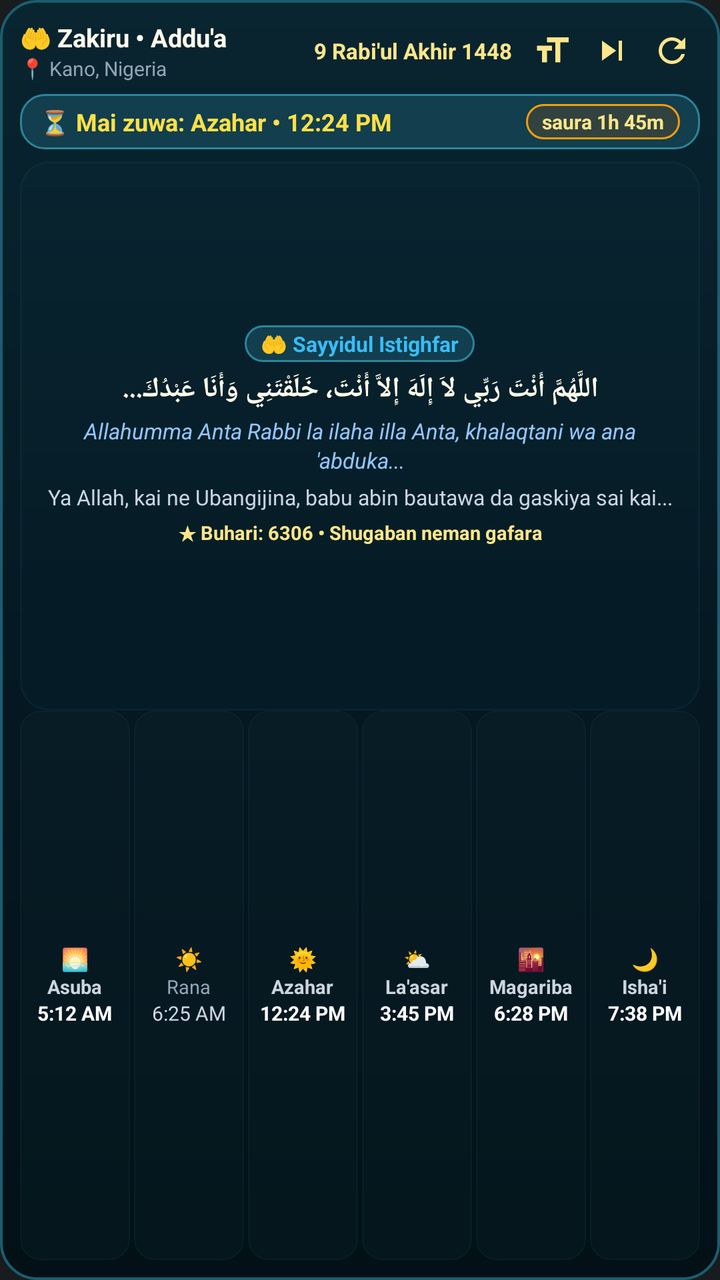
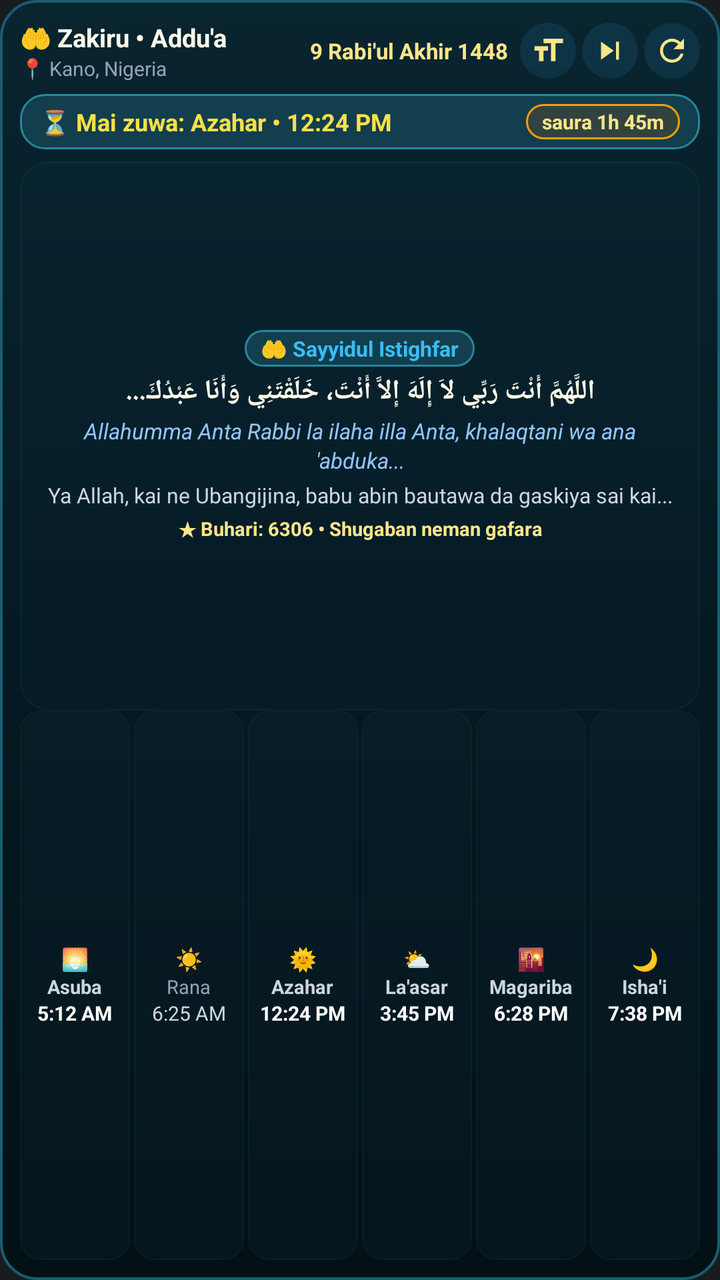

Screens rendered from an Android XML layout before and after an edit, with the pre-edit source and the edit as a unified diff.
<!-- AndroidManifest.xml: application theme Theme.MyApplication -->
<!-- res/layout/widget_prayer_times.xml -->
<?xml version="1.0" encoding="utf-8"?>
<LinearLayout xmlns:android="http://schemas.android.com/apk/res/android"
    android:id="@+id/widget_root"
    android:layout_width="match_parent"
    android:layout_height="match_parent"
    android:background="@drawable/bg_widget_prayer"
    android:orientation="vertical"
    android:padding="10dp">

    
    <LinearLayout
        android:layout_width="match_parent"
        android:layout_height="wrap_content"
        android:gravity="center_vertical"
        android:orientation="horizontal"
        android:paddingBottom="6dp">

        <LinearLayout
            android:layout_width="0dp"
            android:layout_height="wrap_content"
            android:layout_weight="1"
            android:orientation="vertical">

            <TextView
                android:id="@+id/widget_app_title"
                android:layout_width="wrap_content"
                android:layout_height="wrap_content"
                android:ellipsize="end"
                android:maxLines="1"
                android:text="🤲 Zakiru • Addu'a"
                android:textColor="#FFFBEB"
                android:textSize="12.5sp"
                android:textStyle="bold" />

            <TextView
                android:id="@+id/widget_location_text"
                android:layout_width="wrap_content"
                android:layout_height="wrap_content"
                android:ellipsize="end"
                android:maxLines="1"
                android:text="📍 Kano, Nigeria"
                android:textColor="#94A3B8"
                android:textSize="10sp" />
        </LinearLayout>

        <TextView
            android:id="@+id/widget_hijri_date"
            android:layout_width="wrap_content"
            android:layout_height="wrap_content"
            android:layout_marginEnd="6dp"
            android:ellipsize="end"
            android:maxLines="1"
            android:text="9 Rabi'ul Akhir 1448"
            android:textColor="#FDE68A"
            android:textSize="11sp"
            android:textStyle="bold" />

        
        <ImageView
            android:id="@+id/widget_btn_font_size"
            android:layout_width="28dp"
            android:layout_height="28dp"
            android:layout_marginEnd="2dp"
            android:background="?android:attr/selectableItemBackgroundBorderless"
            android:contentDescription="Font Size"
            android:padding="4dp"
            android:src="@drawable/ic_widget_font_size" />

        
        <ImageView
            android:id="@+id/widget_btn_next"
            android:layout_width="28dp"
            android:layout_height="28dp"
            android:layout_marginEnd="2dp"
            android:background="?android:attr/selectableItemBackgroundBorderless"
            android:contentDescription="Next"
            android:padding="4dp"
            android:src="@drawable/ic_widget_next" />

        
        <ImageView
            android:id="@+id/widget_btn_refresh"
            android:layout_width="28dp"
            android:layout_height="28dp"
            android:background="?android:attr/selectableItemBackgroundBorderless"
            android:contentDescription="Refresh"
            android:padding="4dp"
            android:src="@drawable/ic_widget_refresh" />
    </LinearLayout>

    
    <LinearLayout
        android:id="@+id/widget_hero_card"
        android:layout_width="match_parent"
        android:layout_height="wrap_content"
        android:layout_marginBottom="6dp"
        android:background="@drawable/bg_widget_hero_badge"
        android:gravity="center_vertical"
        android:orientation="horizontal"
        android:paddingHorizontal="10dp"
        android:paddingVertical="5dp">

        <TextView
            android:id="@+id/widget_next_prayer_title"
            android:layout_width="0dp"
            android:layout_height="wrap_content"
            android:layout_weight="1"
            android:ellipsize="end"
            android:maxLines="1"
            android:text="⏳ Mai zuwa: Azahar • 12:24 PM"
            android:textColor="#FDE047"
            android:textSize="12sp"
            android:textStyle="bold" />

        <TextView
            android:id="@+id/widget_next_prayer_countdown"
            android:layout_width="wrap_content"
            android:layout_height="wrap_content"
            android:background="@drawable/bg_widget_countdown_pill"
            android:paddingHorizontal="8dp"
            android:paddingVertical="2dp"
            android:text="saura 1h 45m"
            android:textColor="#FDE68A"
            android:textSize="10sp"
            android:textStyle="bold" />
    </LinearLayout>

    
    <ScrollView
        android:id="@+id/widget_islamic_content_section"
        android:layout_width="match_parent"
        android:layout_height="0dp"
        android:layout_weight="1"
        android:background="@drawable/bg_widget_content_card"
        android:fillViewport="true"
        android:scrollbars="vertical">

        <LinearLayout
            android:layout_width="match_parent"
            android:layout_height="wrap_content"
            android:gravity="center"
            android:orientation="vertical"
            android:paddingHorizontal="10dp"
            android:paddingVertical="6dp">

            
            <TextView
                android:id="@+id/widget_content_title"
                android:layout_width="wrap_content"
                android:layout_height="wrap_content"
                android:layout_marginBottom="4dp"
                android:background="@drawable/bg_widget_hero_badge"
                android:ellipsize="end"
                android:maxLines="2"
                android:paddingHorizontal="8dp"
                android:paddingVertical="2dp"
                android:text="🤲 Sayyidul Istighfar"
                android:textColor="#38BDF8"
                android:textSize="10.5sp"
                android:textStyle="bold" />

            
            <TextView
                android:id="@+id/widget_content_arabic"
                android:layout_width="match_parent"
                android:layout_height="wrap_content"
                android:layout_marginBottom="4dp"
                android:gravity="center"
                android:lineSpacingExtra="3dp"
                android:text="اللَّهُمَّ أَنْتَ رَبِّي لاَ إِلَهَ إِلاَّ أَنْتَ، خَلَقْتَنِي وَأَنَا عَبْدُكَ..."
                android:textColor="#FFFBEB"
                android:textSize="14sp"
                android:textStyle="bold" />

            
            <TextView
                android:id="@+id/widget_content_transliteration"
                android:layout_width="match_parent"
                android:layout_height="wrap_content"
                android:layout_marginBottom="4dp"
                android:gravity="center"
                android:lineSpacingExtra="1.5dp"
                android:text="Allahumma Anta Rabbi la ilaha illa Anta, khalaqtani wa ana 'abduka..."
                android:textColor="#93C5FD"
                android:textSize="11sp"
                android:textStyle="italic" />

            
            <TextView
                android:id="@+id/widget_content_translation"
                android:layout_width="match_parent"
                android:layout_height="wrap_content"
                android:gravity="center"
                android:lineSpacingExtra="2dp"
                android:text="Ya Allah, kai ne Ubangijina, babu abin bautawa da gaskiya sai kai..."
                android:textColor="#CBD5E1"
                android:textSize="10.5sp" />

            
            <TextView
                android:id="@+id/widget_content_reference"
                android:layout_width="wrap_content"
                android:layout_height="wrap_content"
                android:layout_marginTop="4dp"
                android:gravity="center"
                android:text="★ Buhari: 6306 • Shugaban neman gafara"
                android:textColor="#FDE68A"
                android:textSize="9.5sp"
                android:textStyle="bold" />
        </LinearLayout>
    </ScrollView>

    
    <LinearLayout
        android:id="@+id/widget_prayers_row"
        android:layout_width="match_parent"
        android:layout_height="0dp"
        android:layout_weight="1"
        android:gravity="center_vertical"
        android:orientation="horizontal"
        android:weightSum="6">

        
        <LinearLayout
            android:id="@+id/widget_fajr_container"
            android:layout_width="0dp"
            android:layout_height="match_parent"
            android:layout_marginEnd="2dp"
            android:layout_weight="1"
            android:background="@drawable/bg_widget_prayer_item"
            android:gravity="center"
            android:orientation="vertical"
            android:padding="2dp">

            <TextView
                android:id="@+id/widget_fajr_icon"
                android:layout_width="wrap_content"
                android:layout_height="wrap_content"
                android:text="🌅"
                android:textSize="11sp" />

            <TextView
                android:id="@+id/widget_fajr_name"
                android:layout_width="wrap_content"
                android:layout_height="wrap_content"
                android:ellipsize="end"
                android:maxLines="1"
                android:text="Asuba"
                android:textColor="#CBD5E1"
                android:textSize="9.5sp"
                android:textStyle="bold" />

            <TextView
                android:id="@+id/widget_fajr_time"
                android:layout_width="wrap_content"
                android:layout_height="wrap_content"
                android:ellipsize="end"
                android:maxLines="1"
                android:text="5:12 AM"
                android:textColor="#FFFFFF"
                android:textSize="10sp"
                android:textStyle="bold" />
        </LinearLayout>

        
        <LinearLayout
            android:id="@+id/widget_sunrise_container"
            android:layout_width="0dp"
            android:layout_height="match_parent"
            android:layout_marginEnd="2dp"
            android:layout_weight="1"
            android:background="@drawable/bg_widget_prayer_item"
            android:gravity="center"
            android:orientation="vertical"
            android:padding="2dp">

            <TextView
                android:id="@+id/widget_sunrise_icon"
                android:layout_width="wrap_content"
                android:layout_height="wrap_content"
                android:text="☀️"
                android:textSize="11sp" />

            <TextView
                android:id="@+id/widget_sunrise_name"
                android:layout_width="wrap_content"
                android:layout_height="wrap_content"
                android:ellipsize="end"
                android:maxLines="1"
                android:text="Rana"
                android:textColor="#94A3B8"
                android:textSize="9.5sp" />

            <TextView
                android:id="@+id/widget_sunrise_time"
                android:layout_width="wrap_content"
                android:layout_height="wrap_content"
                android:ellipsize="end"
                android:maxLines="1"
                android:text="6:25 AM"
                android:textColor="#CBD5E1"
                android:textSize="10sp" />
        </LinearLayout>

        
        <LinearLayout
            android:id="@+id/widget_dhuhr_container"
            android:layout_width="0dp"
            android:layout_height="match_parent"
            android:layout_marginEnd="2dp"
            android:layout_weight="1"
            android:background="@drawable/bg_widget_prayer_item"
            android:gravity="center"
            android:orientation="vertical"
            android:padding="2dp">

            <TextView
                android:id="@+id/widget_dhuhr_icon"
                android:layout_width="wrap_content"
                android:layout_height="wrap_content"
                android:text="🌞"
                android:textSize="11sp" />

            <TextView
                android:id="@+id/widget_dhuhr_name"
                android:layout_width="wrap_content"
                android:layout_height="wrap_content"
                android:ellipsize="end"
                android:maxLines="1"
                android:text="Azahar"
                android:textColor="#CBD5E1"
                android:textSize="9.5sp"
                android:textStyle="bold" />

            <TextView
                android:id="@+id/widget_dhuhr_time"
                android:layout_width="wrap_content"
                android:layout_height="wrap_content"
                android:ellipsize="end"
                android:maxLines="1"
                android:text="12:24 PM"
                android:textColor="#FFFFFF"
                android:textSize="10sp"
                android:textStyle="bold" />
        </LinearLayout>

        
        <LinearLayout
            android:id="@+id/widget_asr_container"
            android:layout_width="0dp"
            android:layout_height="match_parent"
            android:layout_marginEnd="2dp"
            android:layout_weight="1"
            android:background="@drawable/bg_widget_prayer_item"
            android:gravity="center"
            android:orientation="vertical"
            android:padding="2dp">

            <TextView
                android:id="@+id/widget_asr_icon"
                android:layout_width="wrap_content"
                android:layout_height="wrap_content"
                android:text="⛅"
                android:textSize="11sp" />

            <TextView
                android:id="@+id/widget_asr_name"
                android:layout_width="wrap_content"
                android:layout_height="wrap_content"
                android:ellipsize="end"
                android:maxLines="1"
                android:text="La'asar"
                android:textColor="#CBD5E1"
                android:textSize="9.5sp"
                android:textStyle="bold" />

            <TextView
                android:id="@+id/widget_asr_time"
                android:layout_width="wrap_content"
                android:layout_height="wrap_content"
                android:ellipsize="end"
                android:maxLines="1"
                android:text="3:45 PM"
                android:textColor="#FFFFFF"
                android:textSize="10sp"
                android:textStyle="bold" />
        </LinearLayout>

        
        <LinearLayout
            android:id="@+id/widget_maghrib_container"
            android:layout_width="0dp"
            android:layout_height="match_parent"
            android:layout_marginEnd="2dp"
            android:layout_weight="1"
            android:background="@drawable/bg_widget_prayer_item"
            android:gravity="center"
            android:orientation="vertical"
            android:padding="2dp">

            <TextView
                android:id="@+id/widget_maghrib_icon"
                android:layout_width="wrap_content"
                android:layout_height="wrap_content"
                android:text="🌇"
                android:textSize="11sp" />

            <TextView
                android:id="@+id/widget_maghrib_name"
                android:layout_width="wrap_content"
                android:layout_height="wrap_content"
                android:ellipsize="end"
                android:maxLines="1"
                android:text="Magariba"
                android:textColor="#CBD5E1"
                android:textSize="9.5sp"
                android:textStyle="bold" />

            <TextView
                android:id="@+id/widget_maghrib_time"
                android:layout_width="wrap_content"
                android:layout_height="wrap_content"
                android:ellipsize="end"
                android:maxLines="1"
                android:text="6:28 PM"
                android:textColor="#FFFFFF"
                android:textSize="10sp"
                android:textStyle="bold" />
        </LinearLayout>

        
        <LinearLayout
            android:id="@+id/widget_isha_container"
            android:layout_width="0dp"
            android:layout_height="match_parent"
            android:layout_weight="1"
            android:background="@drawable/bg_widget_prayer_item"
            android:gravity="center"
            android:orientation="vertical"
            android:padding="2dp">

            <TextView
                android:id="@+id/widget_isha_icon"
                android:layout_width="wrap_content"
                android:layout_height="wrap_content"
                android:text="🌙"
                android:textSize="11sp" />

            <TextView
                android:id="@+id/widget_isha_name"
                android:layout_width="wrap_content"
                android:layout_height="wrap_content"
                android:ellipsize="end"
                android:maxLines="1"
                android:text="Isha'i"
                android:textColor="#CBD5E1"
                android:textSize="9.5sp"
                android:textStyle="bold" />

            <TextView
                android:id="@+id/widget_isha_time"
                android:layout_width="wrap_content"
                android:layout_height="wrap_content"
                android:ellipsize="end"
                android:maxLines="1"
                android:text="7:38 PM"
                android:textColor="#FFFFFF"
                android:textSize="10sp"
                android:textStyle="bold" />
        </LinearLayout>

    </LinearLayout>

</LinearLayout>
<!-- resources referenced by this layout -->
<resources>
  <!-- drawable bg_widget_content_card (drawable) -->
  <?xml version="1.0" encoding="utf-8"?>
  <shape xmlns:android="http://schemas.android.com/apk/res/android"
      android:shape="rectangle">
      <solid android:color="#1A0D3844" />
      <corners android:radius="14dp" />
      <stroke
          android:width="1dp"
          android:color="#241B667A" />
  </shape>
  <!-- drawable bg_widget_countdown_pill (drawable) -->
  <?xml version="1.0" encoding="utf-8"?>
  <shape xmlns:android="http://schemas.android.com/apk/res/android"
      android:shape="rectangle">
      <solid android:color="#33B45309" />
      <corners android:radius="20dp" />
      <stroke
          android:width="1dp"
          android:color="#F59E0B" />
  </shape>
  <!-- drawable bg_widget_hero_badge (drawable) -->
  <?xml version="1.0" encoding="utf-8"?>
  <shape xmlns:android="http://schemas.android.com/apk/res/android"
      android:shape="rectangle">
      <solid android:color="#123E4D" />
      <corners android:radius="12dp" />
      <stroke
          android:width="1dp"
          android:color="#2A859C" />
  </shape>
  <!-- drawable bg_widget_prayer (drawable) -->
  <?xml version="1.0" encoding="utf-8"?>
  <shape xmlns:android="http://schemas.android.com/apk/res/android"
      android:shape="rectangle">
      <gradient
          android:angle="270"
          android:startColor="#092530"
          android:centerColor="#051922"
          android:endColor="#031117"
          android:type="linear" />
      <corners android:radius="18dp" />
      <stroke
          android:width="1.2dp"
          android:color="#1A5E70" />
  </shape>
  <!-- drawable bg_widget_prayer_item (drawable) -->
  <?xml version="1.0" encoding="utf-8"?>
  <shape xmlns:android="http://schemas.android.com/apk/res/android"
      android:shape="rectangle">
      <solid android:color="#141E4F5D" />
      <corners android:radius="10dp" />
      <stroke
          android:width="0.8dp"
          android:color="#241E5D6E" />
  </shape>
  <!-- drawable ic_widget_font_size (drawable) -->
  <vector xmlns:android="http://schemas.android.com/apk/res/android"
      android:width="24dp"
      android:height="24dp"
      android:viewportWidth="24"
      android:viewportHeight="24">
      <path
          android:fillColor="#FDE68A"
          android:pathData="M9,4v3h5v12h3V7h5V4H9zm-6,8h3v7h3v-7h3V9H3v3z"/>
  </vector>
  <!-- drawable ic_widget_next (drawable) -->
  <vector xmlns:android="http://schemas.android.com/apk/res/android"
      android:width="24dp"
      android:height="24dp"
      android:viewportWidth="24"
      android:viewportHeight="24">
      <path
          android:fillColor="#FDE68A"
          android:pathData="M6,18l8.5,-6L6,6v12zM16,6v12h2V6h-2z"/>
  </vector>
  <!-- drawable ic_widget_refresh (drawable) -->
  <vector xmlns:android="http://schemas.android.com/apk/res/android"
      android:width="24dp"
      android:height="24dp"
      android:viewportWidth="24"
      android:viewportHeight="24">
      <path
          android:fillColor="#FDE68A"
          android:pathData="M17.65,6.35C16.2,4.9 14.21,4 12,4c-4.42,0 -7.99,3.58 -7.99,8s3.57,8 7.99,8c3.73,0 6.84,-2.55 7.73,-6h-2.08c-0.82,2.33 -3.04,4 -5.65,4 -3.31,0 -6,-2.69 -6,-6s2.69,-6 6,-6c1.66,0 3.14,0.69 4.22,1.78L13,11h7V4l-2.35,2.35z"/>
  </vector>
  <style name="Theme.MyApplication" parent="android:Theme.DeviceDefault.NoActionBar" />
</resources>

<!-- the commit's change to res/layout/widget_prayer_times.xml (unified diff, before → after) -->
@@ -60,10 +60,10 @@
             android:id="@+id/widget_btn_font_size"
             android:layout_width="28dp"
             android:layout_height="28dp"
-            android:layout_marginEnd="2dp"
-            android:background="?android:attr/selectableItemBackgroundBorderless"
+            android:layout_marginEnd="3dp"
+            android:background="@drawable/bg_widget_btn_circle"
             android:contentDescription="Font Size"
-            android:padding="4dp"
+            android:padding="5dp"
             android:src="@drawable/ic_widget_font_size" />
 
         
@@ -71,10 +71,10 @@
             android:id="@+id/widget_btn_next"
             android:layout_width="28dp"
             android:layout_height="28dp"
-            android:layout_marginEnd="2dp"
-            android:background="?android:attr/selectableItemBackgroundBorderless"
+            android:layout_marginEnd="3dp"
+            android:background="@drawable/bg_widget_btn_circle"
             android:contentDescription="Next"
-            android:padding="4dp"
+            android:padding="5dp"
             android:src="@drawable/ic_widget_next" />
 
         
@@ -82,9 +82,9 @@
             android:id="@+id/widget_btn_refresh"
             android:layout_width="28dp"
             android:layout_height="28dp"
-            android:background="?android:attr/selectableItemBackgroundBorderless"
+            android:background="@drawable/bg_widget_btn_circle"
             android:contentDescription="Refresh"
-            android:padding="4dp"
+            android:padding="5dp"
             android:src="@drawable/ic_widget_refresh" />
     </LinearLayout>
 
@@ -126,89 +126,82 @@
     </LinearLayout>
 
     
-    <ScrollView
+    <LinearLayout
         android:id="@+id/widget_islamic_content_section"
         android:layout_width="match_parent"
         android:layout_height="0dp"
         android:layout_weight="1"
         android:background="@drawable/bg_widget_content_card"
-        android:fillViewport="true"
-        android:scrollbars="vertical">
-
-        <LinearLayout
+        android:gravity="center"
+        android:orientation="vertical"
+        android:paddingHorizontal="10dp"
+        android:paddingVertical="5dp">
+
+        
+        <TextView
+            android:id="@+id/widget_content_title"
+            android:layout_width="wrap_content"
+            android:layout_height="wrap_content"
+            android:layout_marginBottom="3dp"
+            android:background="@drawable/bg_widget_hero_badge"
+            android:ellipsize="end"
+            android:maxLines="1"
+            android:paddingHorizontal="8dp"
+            android:paddingVertical="2dp"
+            android:text="🤲 Sayyidul Istighfar"
+            android:textColor="#38BDF8"
+            android:textSize="10.5sp"
+            android:textStyle="bold" />
+
+        
+        <TextView
+            android:id="@+id/widget_content_arabic"
             android:layout_width="match_parent"
             android:layout_height="wrap_content"
-            android:gravity="center"
-            android:orientation="vertical"
-            android:paddingHorizontal="10dp"
-            android:paddingVertical="6dp">
-
-            
-            <TextView
-                android:id="@+id/widget_content_title"
-                android:layout_width="wrap_content"
-                android:layout_height="wrap_content"
-                android:layout_marginBottom="4dp"
-                android:background="@drawable/bg_widget_hero_badge"
-                android:ellipsize="end"
-                android:maxLines="2"
-                android:paddingHorizontal="8dp"
-                android:paddingVertical="2dp"
-                android:text="🤲 Sayyidul Istighfar"
-                android:textColor="#38BDF8"
-                android:textSize="10.5sp"
-                android:textStyle="bold" />
-
-            
-            <TextView
-                android:id="@+id/widget_content_arabic"
-                android:layout_width="match_parent"
-                android:layout_height="wrap_content"
-                android:layout_marginBottom="4dp"
-                android:gravity="center"
-                android:lineSpacingExtra="3dp"
-                android:text="اللَّهُمَّ أَنْتَ رَبِّي لاَ إِلَهَ إِلاَّ أَنْتَ، خَلَقْتَنِي وَأَنَا عَبْدُكَ..."
-                android:textColor="#FFFBEB"
-                android:textSize="14sp"
-                android:textStyle="bold" />
-
-            
-            <TextView
-                android:id="@+id/widget_content_transliteration"
-                android:layout_width="match_parent"
-                android:layout_height="wrap_content"
-                android:layout_marginBottom="4dp"
-                android:gravity="center"
-                android:lineSpacingExtra="1.5dp"
-                android:text="Allahumma Anta Rabbi la ilaha illa Anta, khalaqtani wa ana 'abduka..."
-                android:textColor="#93C5FD"
-                android:textSize="11sp"
-                android:textStyle="italic" />
-
-            
-            <TextView
-                android:id="@+id/widget_content_translation"
-                android:layout_width="match_parent"
-                android:layout_height="wrap_content"
-                android:gravity="center"
-                android:lineSpacingExtra="2dp"
-                android:text="Ya Allah, kai ne Ubangijina, babu abin bautawa da gaskiya sai kai..."
-                android:textColor="#CBD5E1"
-                android:textSize="10.5sp" />
-
-            
-            <TextView
-                android:id="@+id/widget_content_reference"
-                android:layout_width="wrap_content"
-                android:layout_height="wrap_content"
-                android:layout_marginTop="4dp"
-                android:gravity="center"
-                android:text="★ Buhari: 6306 • Shugaban neman gafara"
-                android:textColor="#FDE68A"
-                android:textSize="9.5sp"
-                android:textStyle="bold" />
-        </LinearLayout>
-    </ScrollView>
+            android:layout_marginBottom="3dp"
+            android:gravity="center"
+            android:lineSpacingExtra="2dp"
+            android:text="اللَّهُمَّ أَنْتَ رَبِّي لاَ إِلَهَ إِلاَّ أَنْتَ، خَلَقْتَنِي وَأَنَا عَبْدُكَ..."
+            android:textColor="#FFFBEB"
+            android:textSize="13.5sp"
+            android:textStyle="bold" />
+
+        
+        <TextView
+            android:id="@+id/widget_content_transliteration"
+            android:layout_width="match_parent"
+            android:layout_height="wrap_content"
+            android:layout_marginBottom="3dp"
+            android:gravity="center"
+            android:lineSpacingExtra="1.5dp"
+            android:text="Allahumma Anta Rabbi la ilaha illa Anta, khalaqtani wa ana 'abduka..."
+            android:textColor="#93C5FD"
+            android:textSize="11sp"
+            android:textStyle="italic" />
+
+        
+        <TextView
+            android:id="@+id/widget_content_translation"
+            android:layout_width="match_parent"
+            android:layout_height="wrap_content"
+            android:gravity="center"
+            android:lineSpacingExtra="1.5dp"
+            android:text="Ya Allah, kai ne Ubangijina, babu abin bautawa da gaskiya sai kai..."
+            android:textColor="#CBD5E1"
+            android:textSize="10.5sp" />
+
+        
+        <TextView
+            android:id="@+id/widget_content_reference"
+            android:layout_width="wrap_content"
+            android:layout_height="wrap_content"
+            android:layout_marginTop="3dp"
+            android:gravity="center"
+            android:text="★ Buhari: 6306 • Shugaban neman gafara"
+            android:textColor="#FDE68A"
+            android:textSize="9.5sp"
+            android:textStyle="bold" />
+    </LinearLayout>
 
     
     <LinearLayout
<!-- resource entries referenced after the edit -->
@@ -1,5 +1,11 @@
 <!-- resources referenced by this layout -->
 <resources>
+  <!-- drawable bg_widget_btn_circle (drawable) -->
+  <?xml version="1.0" encoding="utf-8"?>
+  <shape xmlns:android="http://schemas.android.com/apk/res/android"
+      android:shape="oval">
+      <solid android:color="#1A38BDF8" />
+  </shape>
   <!-- drawable bg_widget_content_card (drawable) -->
   <?xml version="1.0" encoding="utf-8"?>
   <shape xmlns:android="http://schemas.android.com/apk/res/android"
